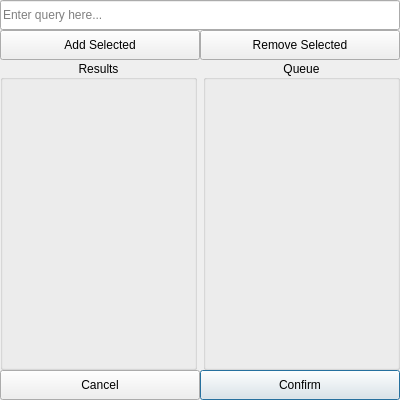
First picture: the form in SearchDialog.ui, repository korbosoft/modmiiDownloader, before the edit.
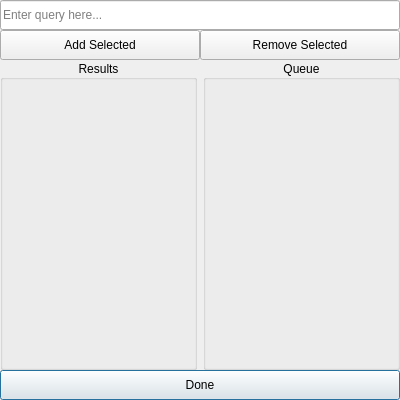
Second picture: the form after the edit. Icons and pictures are not drawn. Custom widgets are drawn as their Qt base class.

Commit message: i think i'm finally done with search, fixed a bug too

What changed in the file:
```diff
--- a/SearchDialog.ui
+++ b/SearchDialog.ui
@@ -70,35 +70,19 @@
   <widget class="QPushButton" name="confirm">
    <property name="geometry">
     <rect>
-     <x>200</x>
+     <x>0</x>
      <y>370</y>
-     <width>200</width>
+     <width>400</width>
      <height>30</height>
     </rect>
    </property>
    <property name="text">
-    <string>Confirm</string>
+    <string>Done</string>
    </property>
    <property name="default">
     <bool>true</bool>
    </property>
   </widget>
-  <widget class="QPushButton" name="cancel">
-   <property name="geometry">
-    <rect>
-     <x>0</x>
-     <y>370</y>
-     <width>200</width>
-     <height>30</height>
-    </rect>
-   </property>
-   <property name="text">
-    <string>Cancel</string>
-   </property>
-   <property name="default">
-    <bool>false</bool>
-   </property>
-  </widget>
   <widget class="QWidget" name="horizontalLayoutWidget">
    <property name="geometry">
     <rect>
```
Left out of the diff: 5 changed lines with no effect on the pictures. The commit also changes 4 other files.
